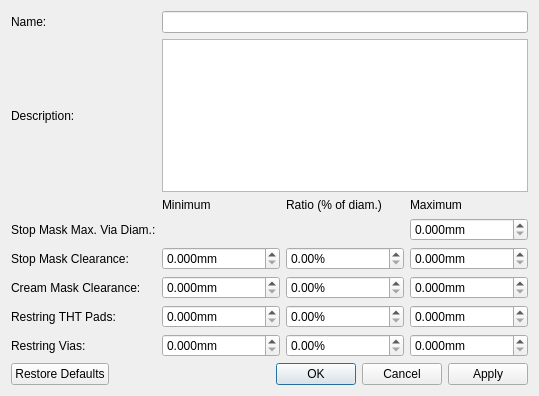
Before: the Qt Designer form libs/librepcb/common/dialogs/boarddesignrulesdialog.ui in LibrePCB/LibrePCB, drawn with Qt 5.
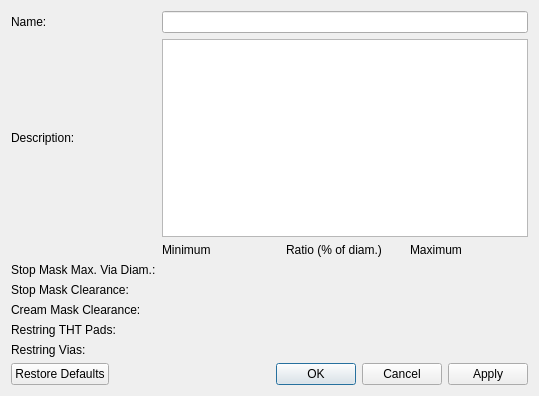
After: the same form once the commit is applied. Custom widgets are drawn as their Qt base class.

Commit message: Use unit edit widgets where suitable

The edit to the form file:
```diff
--- a/libs/librepcb/common/dialogs/boarddesignrulesdialog.ui
+++ b/libs/librepcb/common/dialogs/boarddesignrulesdialog.ui
@@ -56,22 +56,6 @@
      </property>
     </widget>
    </item>
-   <item row="3" column="3">
-    <widget class="QDoubleSpinBox" name="spbxStopMaskMaxViaDia">
-     <property name="suffix">
-      <string notr="true">mm</string>
-     </property>
-     <property name="decimals">
-      <number>3</number>
-     </property>
-     <property name="maximum">
-      <double>999.999000000000024</double>
-     </property>
-     <property name="singleStep">
-      <double>0.100000000000000</double>
-     </property>
-    </widget>
-   </item>
    <item row="4" column="0">
     <widget class="QLabel" name="label_3">
      <property name="text">
@@ -79,54 +63,6 @@
      </property>
     </widget>
    </item>
-   <item row="4" column="1">
-    <widget class="QDoubleSpinBox" name="spbxStopMaskClrMin">
-     <property name="suffix">
-      <string notr="true">mm</string>
-     </property>
-     <property name="decimals">
-      <number>3</number>
-     </property>
-     <property name="maximum">
-      <double>999.999000000000024</double>
-     </property>
-     <property name="singleStep">
-      <double>0.100000000000000</double>
-     </property>
-    </widget>
-   </item>
-   <item row="4" column="2">
-    <widget class="QDoubleSpinBox" name="spbxStopMaskClrRatio">
-     <property name="suffix">
-      <string notr="true">%</string>
-     </property>
-     <property name="decimals">
-      <number>2</number>
-     </property>
-     <property name="maximum">
-      <double>1000.000000000000000</double>
-     </property>
-     <property name="singleStep">
-      <double>10.000000000000000</double>
-     </property>
-    </widget>
-   </item>
-   <item row="4" column="3">
-    <widget class="QDoubleSpinBox" name="spbxStopMaskClrMax">
-     <property name="suffix">
-      <string notr="true">mm</string>
-     </property>
-     <property name="decimals">
-      <number>3</number>
-     </property>
-     <property name="maximum">
-      <double>999.999000000000024</double>
-     </property>
-     <property name="singleStep">
-      <double>0.100000000000000</double>
-     </property>
-    </widget>
-   </item>
    <item row="5" column="0">
     <widget class="QLabel" name="label_8">
      <property name="text">
@@ -134,54 +70,6 @@
      </property>
     </widget>
    </item>
-   <item row="5" column="1">
-    <widget class="QDoubleSpinBox" name="spbxCreamMaskClrMin">
-     <property name="suffix">
-      <string notr="true">mm</string>
-     </property>
-     <property name="decimals">
-      <number>3</number>
-     </property>
-     <property name="maximum">
-      <double>999.999000000000024</double>
-     </property>
-     <property name="singleStep">
-      <double>0.100000000000000</double>
-     </property>
-    </widget>
-   </item>
-   <item row="5" column="2">
-    <widget class="QDoubleSpinBox" name="spbxCreamMaskClrRatio">
-     <property name="suffix">
-      <string notr="true">%</string>
-     </property>
-     <property name="decimals">
-      <number>2</number>
-     </property>
-     <property name="maximum">
-      <double>1000.000000000000000</double>
-     </property>
-     <property name="singleStep">
-      <double>10.000000000000000</double>
-     </property>
-    </widget>
-   </item>
-   <item row="5" column="3">
-    <widget class="QDoubleSpinBox" name="spbxCreamMaskClrMax">
-     <property name="suffix">
-      <string notr="true">mm</string>
-     </property>
-     <property name="decimals">
-      <number>3</number>
-     </property>
-     <property name="maximum">
-      <double>999.999000000000024</double>
-     </property>
-     <property name="singleStep">
-      <double>0.100000000000000</double>
-     </property>
-    </widget>
-   </item>
    <item row="6" column="0">
     <widget class="QLabel" name="label_7">
      <property name="text">
@@ -189,54 +77,6 @@
      </property>
     </widget>
    </item>
-   <item row="6" column="1">
-    <widget class="QDoubleSpinBox" name="spbxRestringPadsMin">
-     <property name="suffix">
-      <string notr="true">mm</string>
-     </property>
-     <property name="decimals">
-      <number>3</number>
-     </property>
-     <property name="maximum">
-      <double>999.999000000000024</double>
-     </property>
-     <property name="singleStep">
-      <double>0.100000000000000</double>
-     </property>
-    </widget>
-   </item>
-   <item row="6" column="2">
-    <widget class="QDoubleSpinBox" name="spbxRestringPadsRatio">
-     <property name="suffix">
-      <string notr="true">%</string>
-     </property>
-     <property name="decimals">
-      <number>2</number>
-     </property>
-     <property name="maximum">
-      <double>1000.000000000000000</double>
-     </property>
-     <property name="singleStep">
-      <double>10.000000000000000</double>
-     </property>
-    </widget>
-   </item>
-   <item row="6" column="3">
-    <widget class="QDoubleSpinBox" name="spbxRestringPadsMax">
-     <property name="suffix">
-      <string notr="true">mm</string>
-     </property>
-     <property name="decimals">
-      <number>3</number>
-     </property>
-     <property name="maximum">
-      <double>999.999000000000024</double>
-     </property>
-     <property name="singleStep">
-      <double>0.100000000000000</double>
-     </property>
-    </widget>
-   </item>
    <item row="7" column="0">
     <widget class="QLabel" name="label_10">
      <property name="text">
@@ -244,54 +84,6 @@
      </property>
     </widget>
    </item>
-   <item row="7" column="1">
-    <widget class="QDoubleSpinBox" name="spbxRestringViasMin">
-     <property name="suffix">
-      <string notr="true">mm</string>
-     </property>
-     <property name="decimals">
-      <number>3</number>
-     </property>
-     <property name="maximum">
-      <double>999.999000000000024</double>
-     </property>
-     <property name="singleStep">
-      <double>0.100000000000000</double>
-     </property>
-    </widget>
-   </item>
-   <item row="7" column="2">
-    <widget class="QDoubleSpinBox" name="spbxRestringViasRatio">
-     <property name="suffix">
-      <string notr="true">%</string>
-     </property>
-     <property name="decimals">
-      <number>2</number>
-     </property>
-     <property name="maximum">
-      <double>1000.000000000000000</double>
-     </property>
-     <property name="singleStep">
-      <double>10.000000000000000</double>
-     </property>
-    </widget>
-   </item>
-   <item row="7" column="3">
-    <widget class="QDoubleSpinBox" name="spbxRestringViasMax">
-     <property name="suffix">
-      <string notr="true">mm</string>
-     </property>
-     <property name="decimals">
-      <number>3</number>
-     </property>
-     <property name="maximum">
-      <double>999.999000000000024</double>
-     </property>
-     <property name="singleStep">
-      <double>0.100000000000000</double>
-     </property>
-    </widget>
-   </item>
    <item row="8" column="0" colspan="4">
     <widget class="QDialogButtonBox" name="buttonBox">
      <property name="orientation">
@@ -308,8 +100,61 @@
    <item row="0" column="1" colspan="3">
     <widget class="QLineEdit" name="edtName"/>
    </item>
+   <item row="3" column="3">
+    <widget class="librepcb::UnsignedLengthEdit" name="edtStopMaskMaxViaDia" native="true"/>
+   </item>
+   <item row="4" column="1">
+    <widget class="librepcb::UnsignedLengthEdit" name="edtStopMaskClrMin" native="true"/>
+   </item>
+   <item row="5" column="1">
+    <widget class="librepcb::UnsignedLengthEdit" name="edtCreamMaskClrMin" native="true"/>
+   </item>
+   <item row="6" column="1">
+    <widget class="librepcb::UnsignedLengthEdit" name="edtRestringPadsMin" native="true"/>
+   </item>
+   <item row="7" column="1">
+    <widget class="librepcb::UnsignedLengthEdit" name="edtRestringViasMin" native="true"/>
+   </item>
+   <item row="4" column="3">
+    <widget class="librepcb::UnsignedLengthEdit" name="edtStopMaskClrMax" native="true"/>
+   </item>
+   <item row="5" column="3">
+    <widget class="librepcb::UnsignedLengthEdit" name="edtCreamMaskClrMax" native="true"/>
+   </item>
+   <item row="6" column="3">
+    <widget class="librepcb::UnsignedLengthEdit" name="edtRestringPadsMax" native="true"/>
+   </item>
+   <item row="7" column="3">
+    <widget class="librepcb::UnsignedLengthEdit" name="edtRestringViasMax" native="true"/>
+   </item>
+   <item row="4" column="2">
+    <widget class="librepcb::UnsignedRatioEdit" name="edtStopMaskClrRatio" native="true"/>
+   </item>
+   <item row="5" column="2">
+    <widget class="librepcb::UnsignedRatioEdit" name="edtCreamMaskClrRatio" native="true"/>
+   </item>
+   <item row="6" column="2">
+    <widget class="librepcb::UnsignedRatioEdit" name="edtRestringPadsRatio" native="true"/>
+   </item>
+   <item row="7" column="2">
+    <widget class="librepcb::UnsignedRatioEdit" name="edtRestringViasRatio" native="true"/>
+   </item>
   </layout>
  </widget>
+ <customwidgets>
+  <customwidget>
+   <class>librepcb::UnsignedLengthEdit</class>
+   <extends>QWidget</extends>
+   <header location="global">librepcb/common/widgets/unsignedlengthedit.h</header>
+   <container>1</container>
+  </customwidget>
+  <customwidget>
+   <class>librepcb::UnsignedRatioEdit</class>
+   <extends>QWidget</extends>
+   <header location="global">librepcb/common/widgets/unsignedratioedit.h</header>
+   <container>1</container>
+  </customwidget>
+ </customwidgets>
  <resources/>
  <connections>
   <connection>
```
The commit also changes 53 other files.
